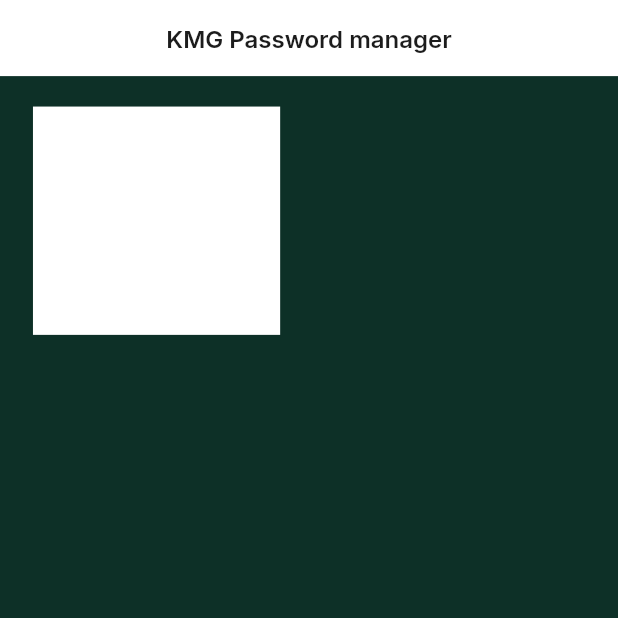
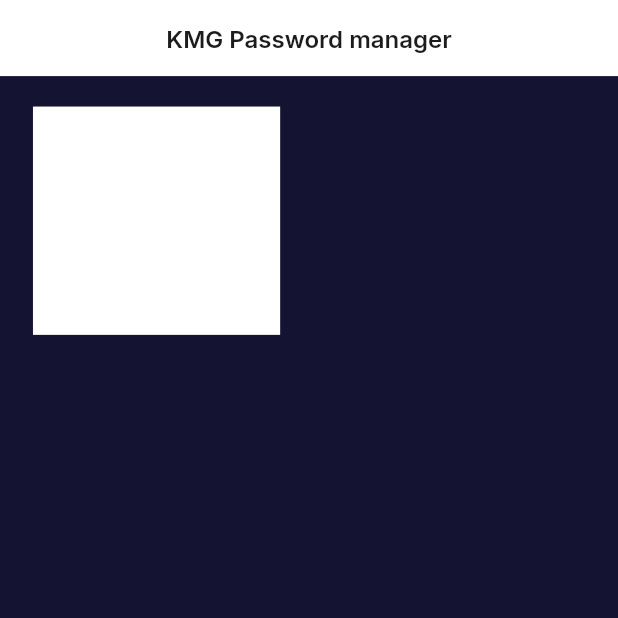
Before and after one commit to z0ld1ck/kmg_password_manager, a Flutter app: the screen it shows after launch, on a phone screen of 412 x 824 dp, the top half of it. Run offline on Flutter 3.47's test engine with Material 3 defaults, Android fonts, the light colour scheme and no system bars; our stand-ins replace awesome_extensions, flutter_easyloading, flutter_screenutil, flutter_secure_storage, go_router, google_fonts and 1 more.

Commit message:
app theme has been configured

```diff
--- a/lib/core/theme/app_theme.dart
+++ b/lib/core/theme/app_theme.dart
@@ -2,7 +2,6 @@ import 'package:flutter/material.dart';
 import 'package:flutter/services.dart';
 import 'package:flutter_screenutil/flutter_screenutil.dart';
 import 'package:google_fonts/google_fonts.dart';
-
 import '../const/app_colors.dart';
 
 
@@ -10,7 +9,7 @@ final ThemeData APP_THEME = ThemeData(
   useMaterial3: true,
   scaffoldBackgroundColor: AppColors.blueSuper,
   brightness: Brightness.light,
-  primaryColor: const Color(0xFF0D3027),
+  primaryColor: const Color(0xFF141432),
 
   primaryColorLight: const Color(0xffF1F8EC),
   iconTheme: const IconThemeData(color: Colors.black),
```
